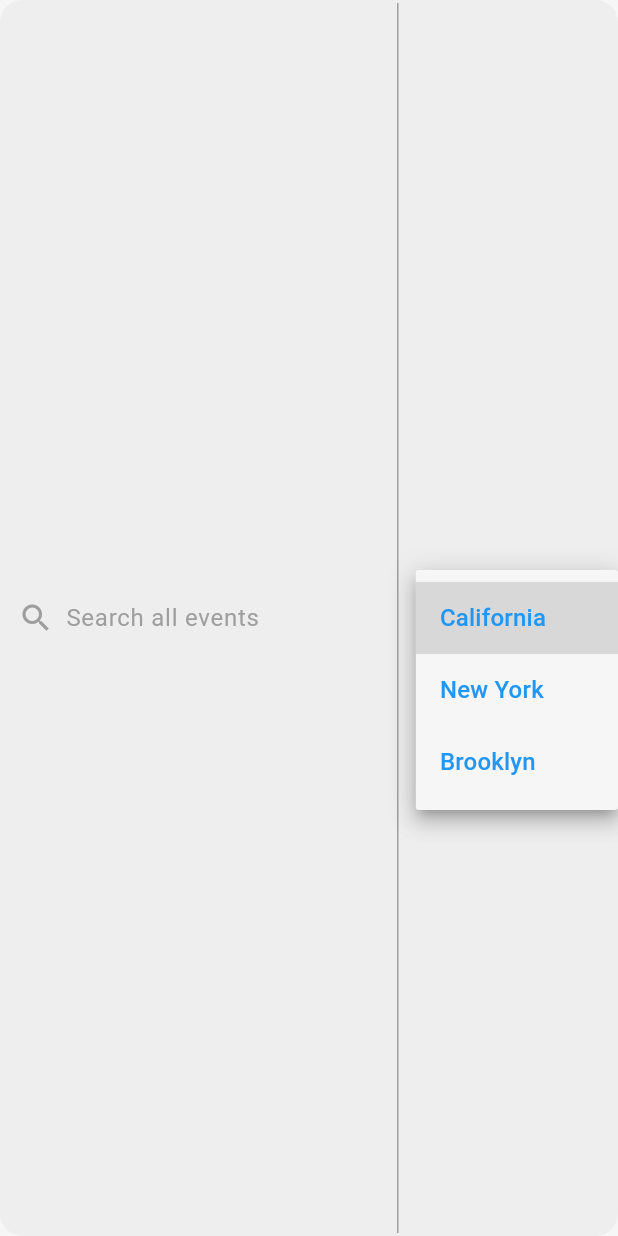
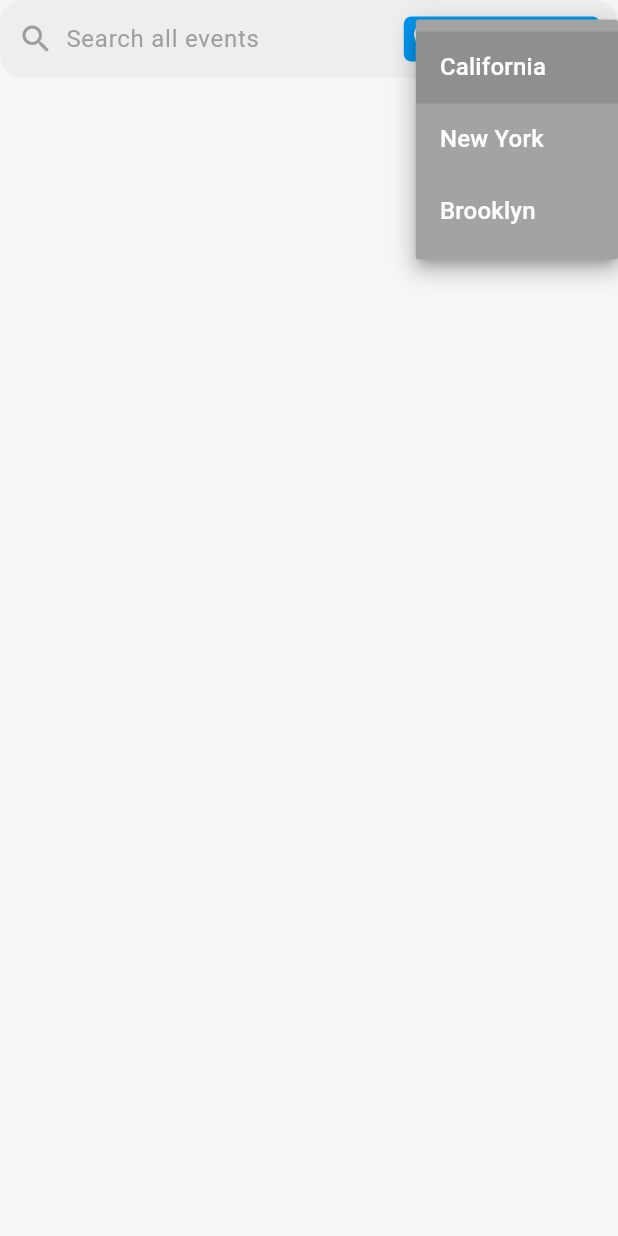
Before and after one commit to Simon-157/ticketron, a Flutter app: the SearchBar widget shown alone on an empty page, opened directly with empty values, after a tap on the "arrow drop down" icon, on a phone screen of 412 x 824 dp. Run offline on Flutter 3.47's test engine with Material 3 defaults, Android fonts, the phone set to English and light mode, and no system bars; our stand-ins replace cached_network_image, flutter_animate, flutter_snake_navigationbar, flutter_svg; network calls fail.

Commit message:
minor changes

```diff
--- a/lib/screens/explore/explore_screen.dart
+++ b/lib/screens/explore/explore_screen.dart
@@ -1,9 +1,7 @@
 import 'package:flutter/material.dart';
-import 'package:cached_network_image/cached_network_image.dart';
 import 'package:ticketron/models/event_model.dart';
 import 'package:ticketron/utils/constants.dart';
 import 'package:ticketron/utils/dummydata.dart';
-import 'package:ticketron/utils/helpers.dart';
 import 'package:ticketron/widgets/home/suggestions_foryou_widget.dart';
 
 class ExploreScreen extends StatefulWidget {
@@ -22,8 +20,8 @@
   @override
   void initState() {
     super.initState();
-    filteredEvents = events; // Initialize the filtered events list
-    _applyFilters(); // Apply filters to initialize the list correctly
+    filteredEvents = events;
+    _applyFilters();
   }
 
   @override
@@ -136,7 +134,7 @@
 }
 
 class SearchBar extends StatelessWidget {
-  final String selectedLocation; // Add this line to pass the selected location
+  final String selectedLocation;
   final Function(String) onSearchChanged;
   final Function(String) onLocationChanged;
 
@@ -168,12 +166,22 @@
               onChanged: onSearchChanged,
             ),
           ),
-          const VerticalDivider(color: Colors.grey),
-          const Icon(Icons.location_on, color: Colors.blue),
-          const SizedBox(width: 8),
+          Container(
+            height: 30,
+            padding: const EdgeInsets.symmetric(horizontal: 2, vertical: 2),
+            decoration: BoxDecoration(
+              color: Constants.primaryColor,
+              borderRadius: BorderRadius.circular(5),
+            ),
+            child: Row(
+              children: [
+                // VerticalDivider(color: Colors.grey),
+                Icon(Icons.location_on,
+                    color: Color.fromARGB(255, 250, 251, 252)),
+                SizedBox(width: 8),
                 DropdownButton<String>(
-            value:
-                selectedLocation, // Bind the DropdownButton to the selectedLocation
+                  dropdownColor:  Color.fromARGB(255, 162, 163, 163),
+                  value: selectedLocation,
                   underline: Container(),
                   onChanged: (String? newValue) {
                     if (newValue != null) {
@@ -183,16 +191,21 @@
                   items: <String>['California', 'New York', 'Brooklyn']
                       .map<DropdownMenuItem<String>>((String value) {
                     return DropdownMenuItem<String>(
+
                       value: value,
                       child: Text(
                         value,
-                  style: const TextStyle(color: Colors.blue),
+                        style:
+                            TextStyle(color: Color.fromARGB(255, 255, 254, 254)),
                       ),
                     );
                   }).toList(),
                 ),
               ],
             ),
+          )
+        ],
+      ),
     );
   }
 }
```
Lines whose indentation alone changed are shown as unchanged.
